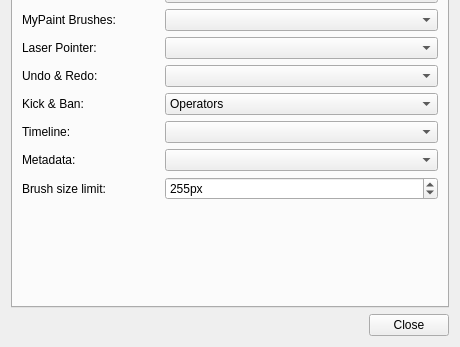
Old version of the form src/desktop/ui/sessionsettings.ui in the repository drawpile/Drawpile; both pictures show x 0 to 460 and y 233 to 580 of the 460 by 580 pixel window.
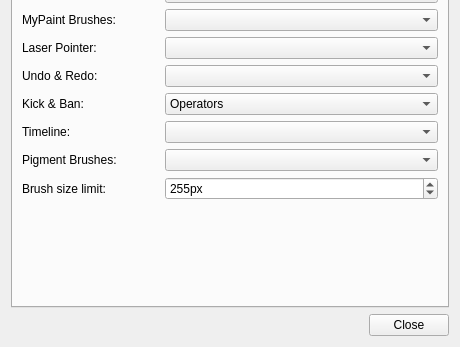
New version of the form. The open tabs and pages were chosen to show the change. Icons and pictures are not drawn. Custom widgets are drawn as their Qt base class.

Commit message: Implement pigment blend mode and permission for it

The edit to the form file:
```diff
--- a/src/desktop/ui/sessionsettings.ui
+++ b/src/desktop/ui/sessionsettings.ui
@@ -382,7 +382,7 @@
        <item row="12" column="0">
         <widget class="QLabel" name="labelMetadata">
          <property name="text">
-          <string>Metadata:</string>
+          <string>Pigment Brushes:</string>
          </property>
         </widget>
        </item>
```
Left out of the diff: 6 changed lines with no effect on the pictures. The commit also changes 24 other files.
